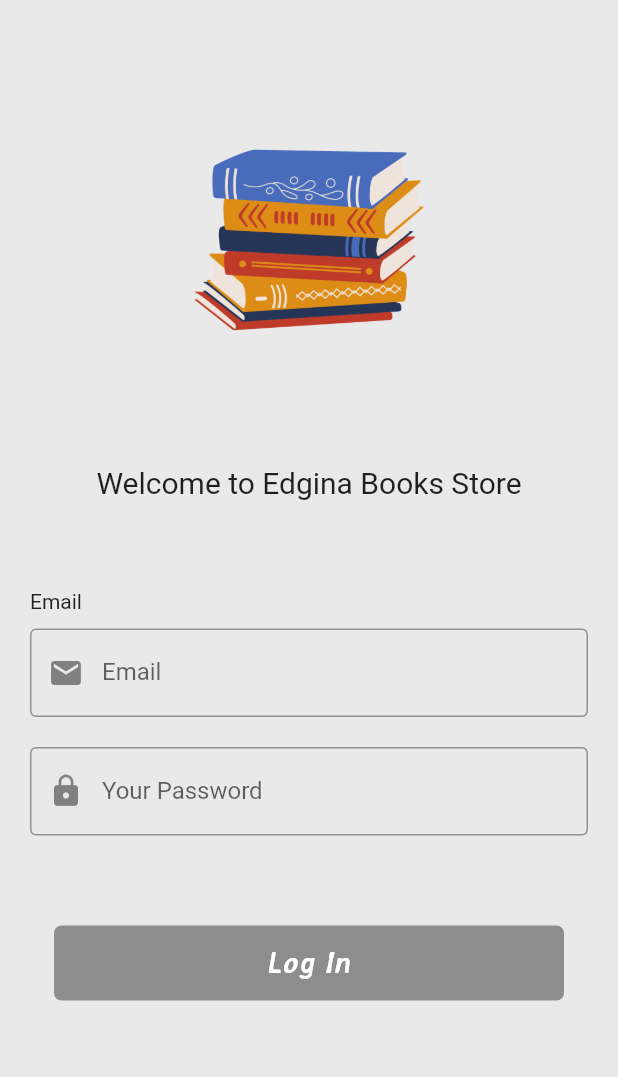
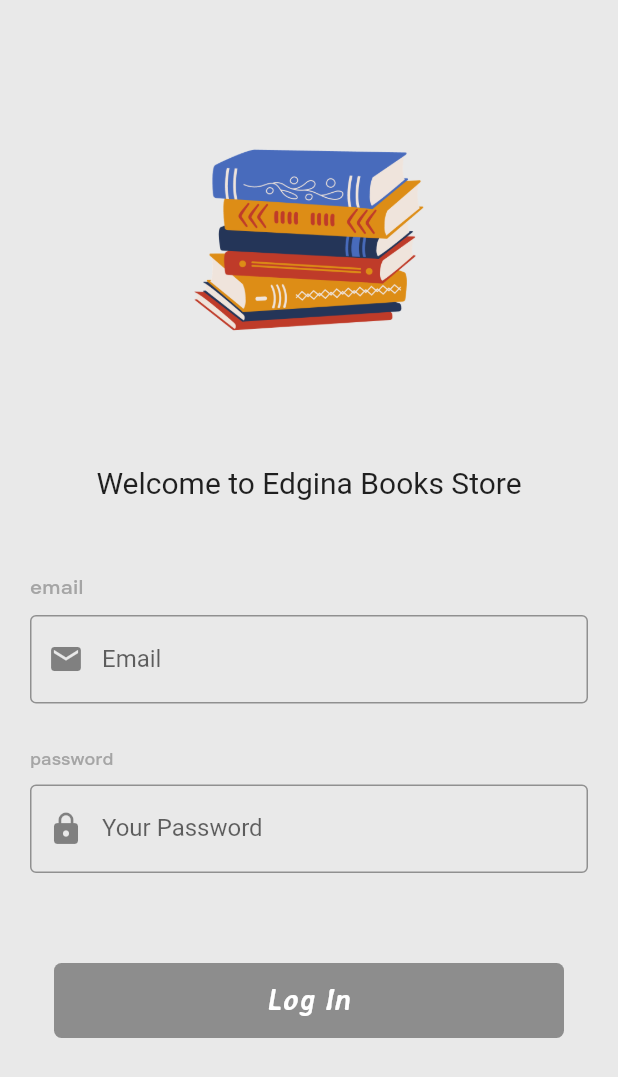
Before and after one commit to edginajlvni/uts_2020130035, a Flutter app: the screen it shows after launch, on a phone screen of 412 x 824 dp. Shown: the top 1077 px of the screen. Run offline on Flutter 3.47's test engine with Material 2 defaults, Android fonts, the light colour scheme and no system bars; Roboto replaces fonts that are missing (playbold); project files that could hold a hidden picture were left out.

Commit message:
LogInScreen2

```diff
--- a/lib/LoginScreen.dart
+++ b/lib/LoginScreen.dart
@@ -47,16 +47,22 @@ class _LogInState extends State<LogIn> {
               SizedBox(
                 height: 50,
               ),
-              const welcome(),
+              EdginaBooksStore(),
               SizedBox(
-                height: 60,
+                height: 50,
               ),
               Row(
                 children: [
-                  Text("Email"),
+                  const Text(
+                    "email",
+                    style: TextStyle(fontSize: 15, fontFamily: 'helmet',
+                    color: Color.fromARGB(255, 165, 165, 165)),
+                  ),
                 ],
               ),
-              SizedBox(height:10,),
+              SizedBox(
+                height: 10,
+              ),
               TextFormField(
                 keyboardType: TextInputType.emailAddress,
                 decoration: InputDecoration(
@@ -66,7 +72,18 @@ class _LogInState extends State<LogIn> {
                 ),
               ),
               SizedBox(
-                height: 20,
+                height: 30,
+              ),
+              Row(
+                children: [
+                  Text(
+                    "password",
+                    style: TextStyle(fontSize: 13, fontFamily: 'helmet',color: Color.fromARGB(255, 165, 165, 165)),
+                  ),
+                ],
+              ),
+              SizedBox(
+                height: 10,
               ),
               TextFormField(
                 keyboardType: TextInputType.visiblePassword,
@@ -109,15 +126,8 @@ class _LogInState extends State<LogIn> {
       )),
     );
   }
-}
 
-class welcome extends StatelessWidget {
-  const welcome({
-    super.key,
-  });
-
-  @override
-  Widget build(BuildContext context) {
+  Text EdginaBooksStore() {
     return Text(
       "Welcome to Edgina Books Store",
       style: TextStyle(fontSize: 20, fontFamily: 'playbold'),
```
